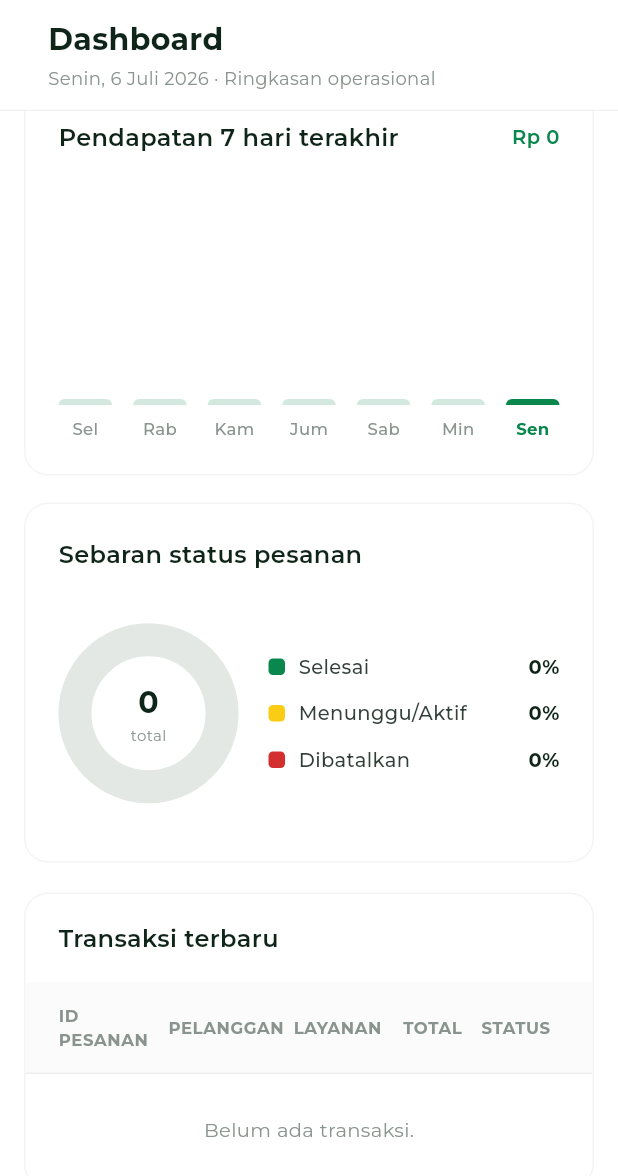
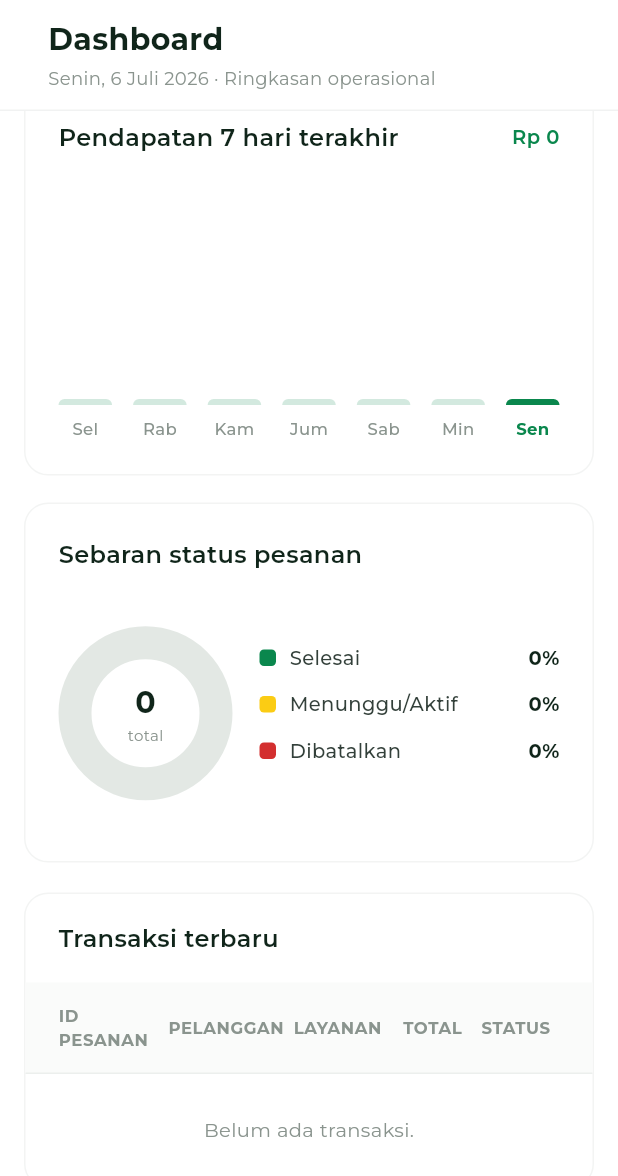
Before and after one commit to nabhanyuzqi1/tuntaskilat, a Flutter app: the A2DashboardScreen widget shown alone on an empty page, opened directly, scrolled down 421 dp, on a phone screen of 412 x 824 dp. Shown: the top 1176 px of the screen. Run offline on Flutter 3.47's test engine with Material 3 defaults, Android fonts, the phone set to English and light mode, and no system bars; our stand-ins replace cloud_firestore, firebase_auth, firebase_core, firebase_storage, flutter_map, flutter_riverpod and 6 more; accounts and stored records are empty.

Commit message:
Fix UI admin: A6 layout, sebaran responsif, dialog tugaskan, tombol keluar
- A6 Pengaturan: ganti ConstrainedBox -> LayoutBuilder+SizedBox (pola sama
  A2 yang render benar) + maxLines/ellipsis pada nama/email profil
  (mustahil wrap vertikal lagi)
- A2 sebaran status: donut+legenda responsif (menumpuk saat sempit),
  legenda anti-overflow
- A3 dialog Tugaskan Kru: daftar scrollable + bounded (maxHeight 340)
- Sidebar admin: tombol Keluar khusus (merah lembut, ripple) terpisah dari
  kartu profil; profil kini info-only
- launch.json admin-web untuk preview

Co-Authored-By: Claude Fable 5 <noreply@anthropic.com>

```diff
--- a/apps/admin/lib/screens/a2_dashboard_screen.dart
+++ b/apps/admin/lib/screens/a2_dashboard_screen.dart
@@ -246,25 +246,72 @@ class A2DashboardScreen extends ConsumerWidget {
     final lainnya = orders.length - selesai - ditolak;
     final total = orders.length;
 
-    Widget legenda(Color warna, String label, int jumlah) => Row(children: [
+    Widget legenda(Color warna, String label, int jumlah) => Padding(
+          padding: const EdgeInsets.only(bottom: 12),
+          child: Row(children: [
             Container(
                 width: 11,
                 height: 11,
                 decoration: BoxDecoration(
                     color: warna, borderRadius: BorderRadius.circular(3))),
             const SizedBox(width: 9),
-          Text(label,
+            Expanded(
+              child: Text(label,
+                  maxLines: 1,
+                  overflow: TextOverflow.ellipsis,
                   style: GoogleFonts.montserrat(
                       fontSize: 13,
                       fontWeight: FontWeight.w500,
                       color: const Color(0xFF33403A))),
-          const Spacer(),
+            ),
+            const SizedBox(width: 8),
             Text(total == 0 ? '0%' : '${(jumlah * 100 / total).round()}%',
                 style: GoogleFonts.montserrat(
                     fontSize: 13,
                     fontWeight: FontWeight.w700,
                     color: TkColors.inkSoft)),
-        ]);
+          ]),
+        );
+
+    final donut = SizedBox(
+      width: 116,
+      height: 116,
+      child: CustomPaint(
+        painter: _DonutPainter(
+          bagian: total == 0
+              ? const [(1, Color(0xFFE3E8E4))]
+              : [
+                  (selesai / total, TkColors.primary),
+                  (lainnya / total, TkColors.accent),
+                  (ditolak / total, TkColors.error),
+                ],
+        ),
+        child: Center(
+          child: Column(
+            mainAxisSize: MainAxisSize.min,
+            children: [
+              Text('$total',
+                  style: GoogleFonts.montserrat(
+                      fontSize: 20,
+                      fontWeight: FontWeight.w700,
+                      color: TkColors.inkSoft)),
+              Text('total',
+                  style: GoogleFonts.montserrat(
+                      fontSize: 10, color: TkColors.textMuted)),
+            ],
+          ),
+        ),
+      ),
+    );
+
+    final legenda3 = Column(
+      mainAxisSize: MainAxisSize.min,
+      children: [
+        legenda(TkColors.primary, 'Selesai', selesai),
+        legenda(TkColors.accent, 'Menunggu/Aktif', lainnya),
+        legenda(TkColors.error, 'Dibatalkan', ditolak),
+      ],
+    );
 
     return Container(
       padding: const EdgeInsets.all(22),
@@ -279,51 +326,26 @@ class A2DashboardScreen extends ConsumerWidget {
                   color: TkColors.inkSoft)),
           const SizedBox(height: 18),
           Expanded(
-            child: Row(children: [
-              SizedBox(
-                width: 120,
-                height: 120,
-                child: CustomPaint(
-                  painter: _DonutPainter(
-                    bagian: total == 0
-                        ? const [(1, Color(0xFFE3E8E4))]
-                        : [
-                            (selesai / total, TkColors.primary),
-                            (lainnya / total, TkColors.accent),
-                            (ditolak / total, TkColors.error),
+            child: LayoutBuilder(builder: (context, c) {
+              // Sempit → donut di atas legenda; lebar → berdampingan.
+              if (c.maxWidth < 280) {
+                return SingleChildScrollView(
+                  child: Column(children: [
+                    donut,
+                    const SizedBox(height: 16),
+                    legenda3,
+                  ]),
+                );
+              }
+              return Row(
+                crossAxisAlignment: CrossAxisAlignment.center,
+                children: [
+                  donut,
+                  const SizedBox(width: 18),
+                  Expanded(child: legenda3),
                 ],
-                  ),
-                  child: Center(
-                    child: Column(
-                      mainAxisAlignment: MainAxisAlignment.center,
-                      children: [
-                        Text('$total',
-                            style: GoogleFonts.montserrat(
-                                fontSize: 20,
-                                fontWeight: FontWeight.w700,
-                                color: TkColors.inkSoft)),
-                        Text('total',
-                            style: GoogleFonts.montserrat(
-                                fontSize: 10, color: TkColors.textMuted)),
-                      ],
-                    ),
-                  ),
-                ),
-              ),
-              const SizedBox(width: 20),
-              Expanded(
-                child: Column(
-                  mainAxisAlignment: MainAxisAlignment.center,
-                  children: [
-                    legenda(TkColors.primary, 'Selesai', selesai),
-                    const SizedBox(height: 12),
-                    legenda(TkColors.accent, 'Menunggu/Aktif', lainnya),
-                    const SizedBox(height: 12),
-                    legenda(TkColors.error, 'Dibatalkan', ditolak),
-                  ],
-                ),
-              ),
-            ]),
+              );
+            }),
           ),
         ],
       ),
--- a/apps/admin/lib/screens/a3_kelola_pesanan_screen.dart
+++ b/apps/admin/lib/screens/a3_kelola_pesanan_screen.dart
@@ -485,6 +485,9 @@ class A3KelolaPesananScreen extends ConsumerWidget {
               : Column(
                   mainAxisSize: MainAxisSize.min,
                   children: [
+                    ConstrainedBox(
+                      constraints: const BoxConstraints(maxHeight: 340),
+                      child: ListView(shrinkWrap: true, children: [
                     for (final k in semuaKru)
                       ListTile(
                         onTap: k.statusKetersediaan
@@ -527,6 +530,8 @@ class A3KelolaPesananScreen extends ConsumerWidget {
                               : TkColors.textMuted,
                         ),
                       ),
+                      ]),
+                    ),
                   ],
                 ),
         ),
```
Also changed, not shown: apps/admin/lib/screens/a6_pengaturan_screen.dart (+18 -5 lines), apps/admin/lib/screens/admin_shell.dart (+35 -10 lines), .claude/launch.json (added). Lines whose indentation alone changed are shown as unchanged.
